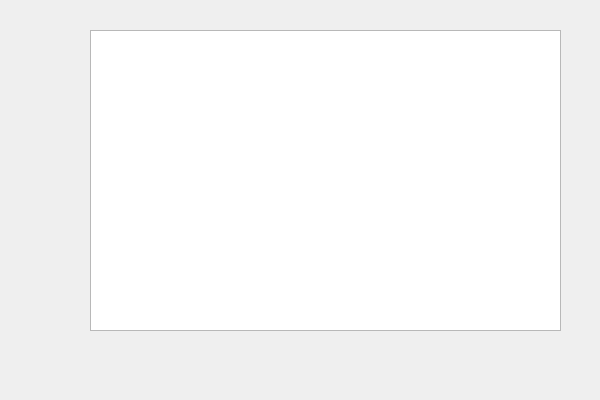
Old version of the form TEST0136.ui in the repository XOOIOOX/TEST-0136.
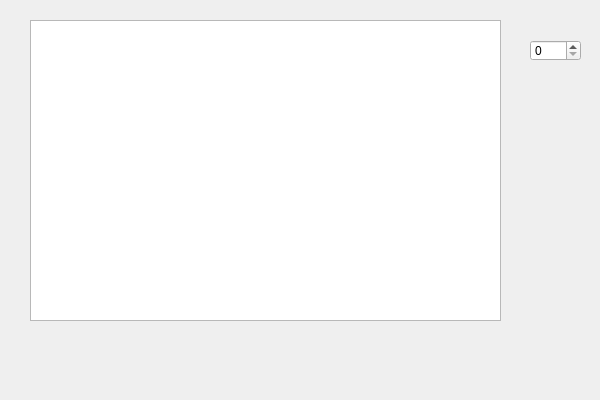
New version of the form.

Commit message: Выбор таблицы при помощи спинбокса

What changed in the file:
```diff
--- a/TEST0136.ui
+++ b/TEST0136.ui
@@ -17,13 +17,23 @@
    <widget class="QTableView" name="tableView">
     <property name="geometry">
      <rect>
-      <x>90</x>
-      <y>30</y>
+      <x>30</x>
+      <y>20</y>
       <width>471</width>
       <height>301</height>
      </rect>
     </property>
    </widget>
+   <widget class="QSpinBox" name="tableSelectSpin">
+    <property name="geometry">
+     <rect>
+      <x>530</x>
+      <y>40</y>
+      <width>51</width>
+      <height>21</height>
+     </rect>
+    </property>
+   </widget>
   </widget>
  </widget>
  <layoutdefault spacing="6" margin="11"/>
```
The commit also changes 2 other files.
